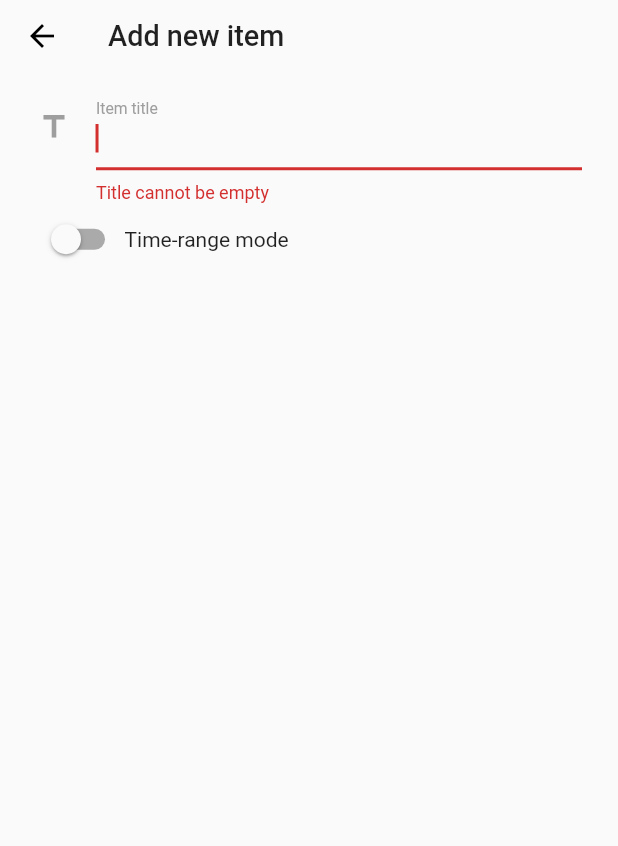
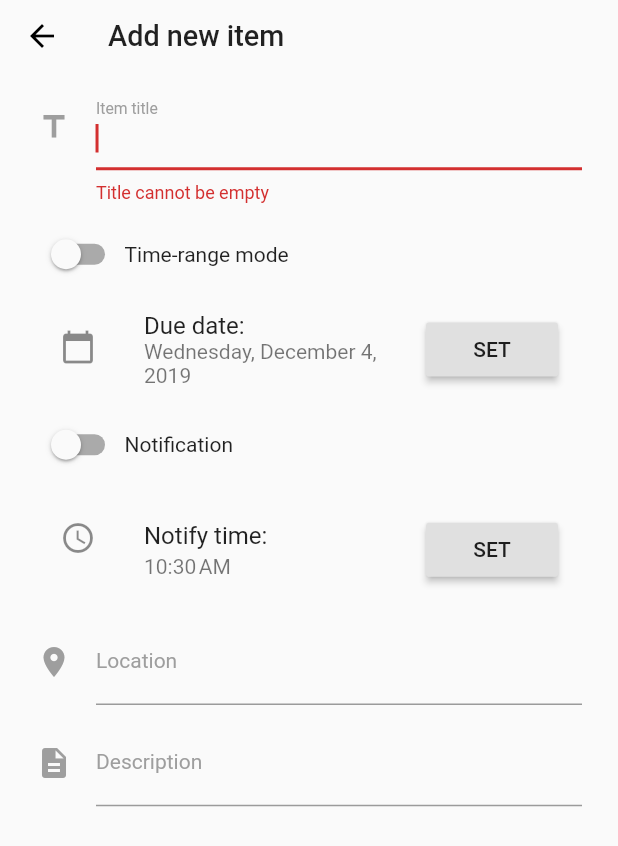
Before and after one commit to AllocBlock/aetherlist-flutter, a Flutter app: the AddPage screen opened by its route, on a phone screen of 412 x 824 dp. Shown: the top 846 px of the screen. Run offline on Flutter 3.47's test engine with Material 2 defaults, Android fonts, the light colour scheme and no system bars; our stand-ins replace reorderables, responsive_builder.

Commit message:
Update 'add new item' page
add date/time pickers and description textfield

```diff
--- a/lib/page/add/add_page.dart
+++ b/lib/page/add/add_page.dart
@@ -1,5 +1,6 @@
 import 'package:aetherlist_flutter/widgets/custom_app_bar/custom_app_bar.dart';
 import 'package:flutter/material.dart';
+import 'package:intl/intl.dart';
 
 class AddPage extends StatefulWidget {
   @override
@@ -8,8 +9,13 @@ class AddPage extends StatefulWidget {
 
 class _AddPageState extends State<AddPage> {
   TextEditingController _titleNameController = TextEditingController();
+  TextEditingController _locationController = TextEditingController();
+  TextEditingController _descriptionController = TextEditingController();
   GlobalKey _formKey = GlobalKey<FormState>();
   bool _isTimeRangeMode = false;
+  bool _enableNotification = false;
+  DateTime _dueDate = DateTime.now();
+  TimeOfDay _notifyTime = TimeOfDay.now();
 
   @override
   Widget build(BuildContext context) {
@@ -22,6 +28,7 @@ class _AddPageState extends State<AddPage> {
         key: _formKey,
         autovalidate: true,
         child: ListView(
+          physics: BouncingScrollPhysics(),
           padding: const EdgeInsets.only(left: 24, right: 24, top: 8),
           children: <Widget>[
             TextFormField(
@@ -35,7 +42,7 @@ class _AddPageState extends State<AddPage> {
                 return value.trim().length > 0 ? null : 'Title cannot be empty';
               },
             ),
-            // TODO: add date picker to select due date
+            SizedBox(height: 10,),
             Row(
               crossAxisAlignment: CrossAxisAlignment.center,
               mainAxisAlignment: MainAxisAlignment.start,
@@ -52,9 +59,97 @@ class _AddPageState extends State<AddPage> {
                 Text('Time-range mode'),
               ],
             ),
+            SizedBox(height: 10,),
+            ListTile(
+              leading: Icon(Icons.calendar_today),
+              title: Text('Due date:'),
+              subtitle: Text(DateFormat.yMMMMEEEEd().format(_dueDate)),
+              trailing: RaisedButton(
+                child: const Text('SET'),
+                onPressed: () => _selectDate(),
+              ),
+            ),
+            SizedBox(height: 10,),
+            Row(
+              crossAxisAlignment: CrossAxisAlignment.center,
+              mainAxisAlignment: MainAxisAlignment.start,
+              children: <Widget>[
+                Switch(
+                  activeColor: Colors.cyan,
+                  value: _enableNotification,
+                  onChanged: (value) {
+                    setState(() {
+                      _enableNotification = value;
+                    });
+                  },
+                ),
+                Text('Notification'),
+              ],
+            ),
+            SizedBox(height: 10,),
+            ListTile(
+              leading: Icon(Icons.access_time),
+              title: Text('Notify time:'),
+              subtitle: Text(DateFormat.jm().format(DateTime(2019).add(Duration(hours: _notifyTime.hour, minutes: _notifyTime.minute)))),
+              trailing: RaisedButton(
+                child: const Text('SET'),
+                onPressed: () => _selectTime(),
+              ),
+            ),
+            SizedBox(height: 10,),
+            TextFormField(
+              controller: _locationController,
+              decoration: InputDecoration(
+                labelText: 'Location',
+                icon: Icon(Icons.location_on, color: Colors.grey,),
+              ),
+            ),
+            SizedBox(height: 10,),
+            TextFormField(
+              controller: _descriptionController,
+              keyboardType: TextInputType.multiline,
+              maxLines: null,
+              decoration: InputDecoration(
+                labelText: 'Description',
+                icon: Icon(Icons.description, color: Colors.grey,),
+              ),
+            ),
+            SizedBox(height: 10,),
           ],
         ),
       ),
     );
   }
+
+  Future _selectDate() async {
+    DateTime picked = await showDatePicker(
+      context: context,
+      initialDate: DateTime.now(),
+      firstDate: DateTime(2019),
+      lastDate: DateTime(2030),
+    );
+    if (picked != null) {
+      setState(() {
+        _dueDate = picked;
+      });
+    }
+  }
+
+  Future _selectTime() async {
+    TimeOfDay picked = await showTimePicker(
+        context: context,
+        initialTime: TimeOfDay.now(),
+        builder: (BuildContext context, Widget child) {
+          return MediaQuery(
+            data: MediaQuery.of(context).copyWith(alwaysUse24HourFormat: true),
+            child: child,
+          );
+        },
+    );
+    if (picked != null) {
+      setState(() {
+        _notifyTime = picked;
+      });
+    }
+  }
 }
--- a/pubspec.yaml
+++ b/pubspec.yaml
@@ -19,6 +19,7 @@ environment:
 dependencies:
   reorderables: ^0.2.12
   responsive_builder: ^0.1.4
+  intl: ^0.16.0
   flutter:
     sdk: flutter
 
```
Also changed, not shown: lib/main.dart (+3 -4 lines), lib/widgets/todo_item/todo_item.dart (+16 -3 lines), pubspec.lock, 1 other file.
